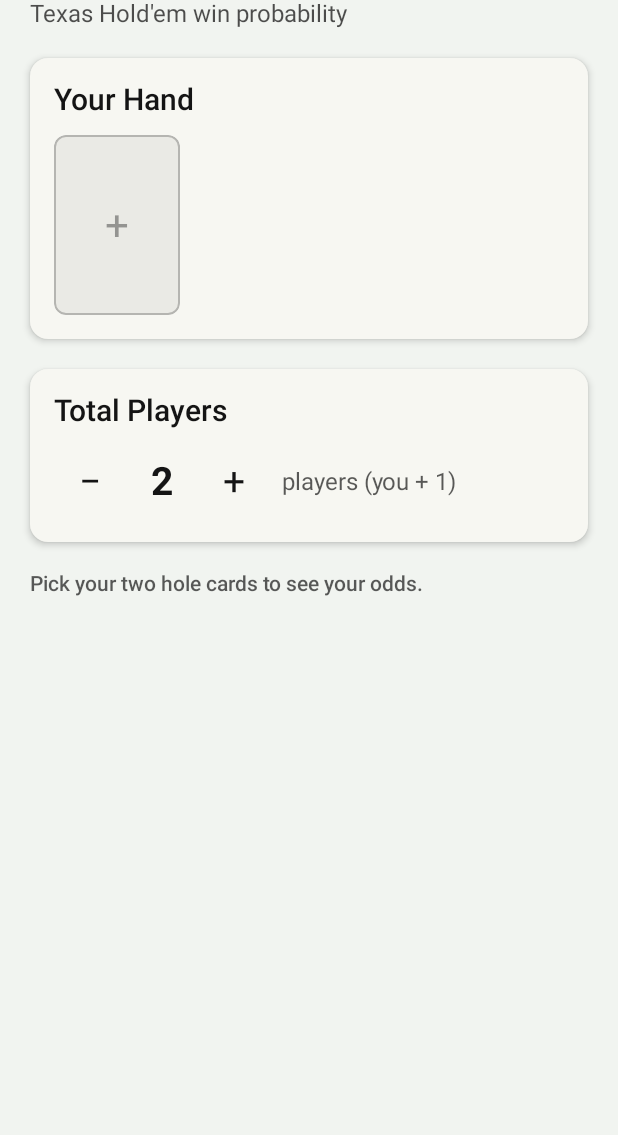
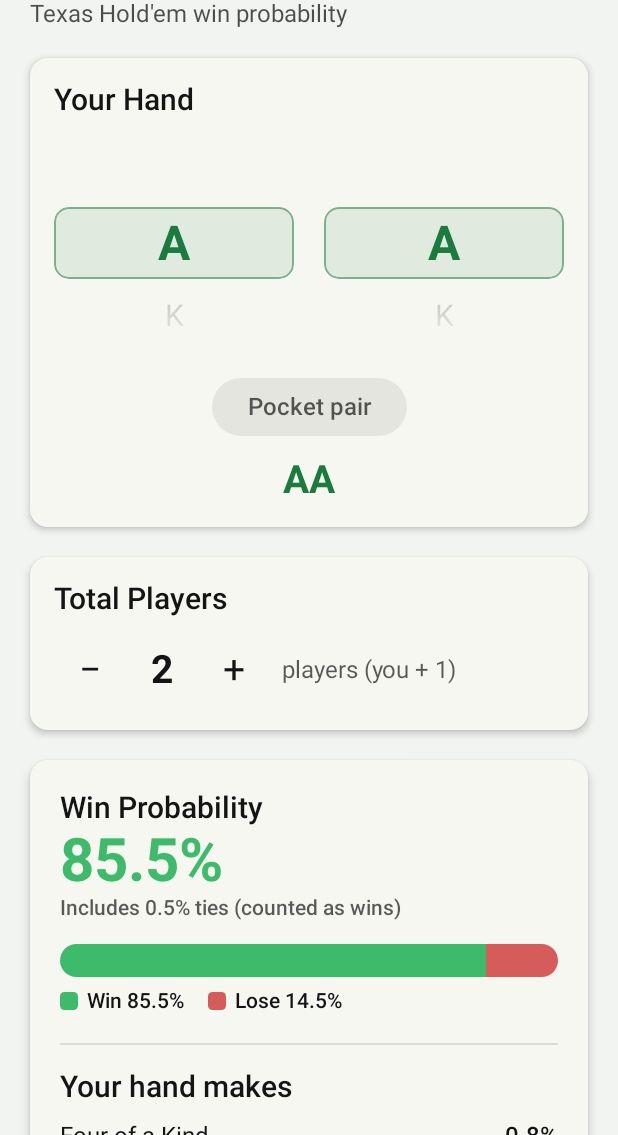
Before and after one commit to vtlinh/Poker-Stats, an Android app built with Jetpack Compose: the screen it shows after launch (MainActivity), on a phone screen of 412 x 824 dp, the part 101-1236 px from its top. Run offline under Robolectric (Android 15) with nearby library versions, the phone set to English and light mode, and no system bars.

Commit message:
Slot-machine rank wheels + suited/offsuit toggle for hand input
Replace the 52-card picker with two vertical, snap-scrolling rank wheels (like a
slot machine), defaulting to A / A (AA), plus a Suited/Offsuit toggle below them
(shown as "Pocket pair" when both ranks match). Since preflop equity depends
only on the two ranks and suited-ness, the ViewModel now holds rank1/rank2/suited
and looks up the canonical hand class directly. A hand is always selected, so the
result shows immediately with no empty state.

Co-Authored-By: Claude Opus 4.8 <noreply@anthropic.com>
Claude-Session: https://claude.ai/code/session_01D5xi7EShBRkmNiwZD8aWrQ

```diff
--- a/app/src/main/java/com/pokerstats/odds/ui/PokerScreen.kt
+++ b/app/src/main/java/com/pokerstats/odds/ui/PokerScreen.kt
@@ -1,24 +1,24 @@
 package com.pokerstats.odds.ui
 
-import androidx.compose.animation.animateContentSize
 import androidx.compose.foundation.background
 import androidx.compose.foundation.border
 import androidx.compose.foundation.clickable
+import androidx.compose.foundation.gestures.snapping.rememberSnapFlingBehavior
 import androidx.compose.foundation.layout.Arrangement
 import androidx.compose.foundation.layout.Box
 import androidx.compose.foundation.layout.Column
+import androidx.compose.foundation.layout.PaddingValues
 import androidx.compose.foundation.layout.Row
 import androidx.compose.foundation.layout.Spacer
-import androidx.compose.foundation.layout.aspectRatio
 import androidx.compose.foundation.layout.fillMaxSize
 import androidx.compose.foundation.layout.fillMaxWidth
 import androidx.compose.foundation.layout.height
 import androidx.compose.foundation.layout.padding
 import androidx.compose.foundation.layout.size
 import androidx.compose.foundation.layout.width
-import androidx.compose.foundation.lazy.grid.GridCells
-import androidx.compose.foundation.lazy.grid.LazyVerticalGrid
-import androidx.compose.foundation.lazy.grid.items
+import androidx.compose.foundation.lazy.LazyColumn
+import androidx.compose.foundation.lazy.itemsIndexed
+import androidx.compose.foundation.lazy.rememberLazyListState
 import androidx.compose.foundation.rememberScrollState
 import androidx.compose.foundation.shape.RoundedCornerShape
 import androidx.compose.foundation.verticalScroll
@@ -28,19 +28,18 @@ import androidx.compose.material3.CircularProgressIndicator
 import androidx.compose.material3.Divider
 import androidx.compose.material3.IconButton
 import androidx.compose.material3.MaterialTheme
-import androidx.compose.material3.OutlinedButton
 import androidx.compose.material3.Surface
 import androidx.compose.material3.Text
 import androidx.compose.material3.TextButton
 import androidx.compose.runtime.Composable
 import androidx.compose.runtime.LaunchedEffect
+import androidx.compose.runtime.derivedStateOf
 import androidx.compose.runtime.getValue
-import androidx.compose.runtime.mutableStateOf
 import androidx.compose.runtime.remember
-import androidx.compose.runtime.setValue
 import androidx.compose.ui.Alignment
 import androidx.compose.ui.Modifier
 import androidx.compose.ui.draw.clip
+import androidx.compose.ui.graphics.Brush
 import androidx.compose.ui.graphics.Color
 import androidx.compose.ui.platform.LocalContext
 import androidx.compose.ui.text.font.FontWeight
@@ -50,20 +49,16 @@ import androidx.compose.ui.unit.sp
 import androidx.lifecycle.compose.collectAsStateWithLifecycle
 import androidx.lifecycle.viewmodel.compose.viewModel
 import com.pokerstats.odds.data.PreflopEquity
-import com.pokerstats.odds.engine.Card as PlayingCard
 import com.pokerstats.odds.engine.HandCategory
-import com.pokerstats.odds.engine.Suit
-import com.pokerstats.odds.ui.theme.CardWhite
-import com.pokerstats.odds.ui.theme.ChipRed
-import com.pokerstats.odds.ui.theme.InkBlack
+import com.pokerstats.odds.engine.Rank
 import com.pokerstats.odds.ui.theme.LoseRed
 import com.pokerstats.odds.ui.theme.WinGreen
+import kotlin.math.abs
 
 @Composable
 fun PokerScreen(viewModel: PokerViewModel = viewModel()) {
     val state by viewModel.uiState.collectAsStateWithLifecycle()
     val context = LocalContext.current
-    var showPicker by remember { mutableStateOf(false) }
 
     LaunchedEffect(Unit) { viewModel.onStart() }
 
@@ -86,25 +81,35 @@ fun PokerScreen(viewModel: PokerViewModel = viewModel()) {
                 Header()
 
                 SectionCard(title = "Your Hand") {
-                    CardRow(
-                        cards = state.hole,
-                        onAdd = { showPicker = true },
-                        onRemove = viewModel::removeCard,
+                    Row(
+                        modifier = Modifier.fillMaxWidth(),
+                        horizontalArrangement = Arrangement.spacedBy(20.dp),
+                    ) {
+                        RankWheel(state.rank1, viewModel::setRank1, Modifier.weight(1f))
+                        RankWheel(state.rank2, viewModel::setRank2, Modifier.weight(1f))
+                    }
+
+                    Spacer(Modifier.height(18.dp))
+
+                    if (state.isPair) {
+                        InfoPill("Pocket pair")
+                    } else {
+                        SuitedToggle(suited = state.suited, onChange = viewModel::setSuited)
+                    }
+
+                    Spacer(Modifier.height(14.dp))
+                    Text(
+                        state.handClass,
+                        style = MaterialTheme.typography.headlineMedium,
+                        color = MaterialTheme.colorScheme.primary,
+                        fontWeight = FontWeight.Bold,
+                        modifier = Modifier.fillMaxWidth(),
+                        textAlign = TextAlign.Center,
                     )
                 }
 
                 SectionCard(title = "Total Players") {
                     PlayerStepper(state.totalPlayers, viewModel::setPlayers)
-                }
-
-                if (!state.heroComplete) {
-                    Text(
-                        "Pick your two hole cards to see your odds.",
-                        style = MaterialTheme.typography.labelLarge,
-                        color = MaterialTheme.colorScheme.onBackground.copy(alpha = 0.7f),
-                    )
-                } else {
-                    OutlinedButton(onClick = viewModel::reset) { Text("Clear hand") }
                 }
 
                 state.result?.let { ResultPanel(it) }
@@ -113,18 +118,143 @@ fun PokerScreen(viewModel: PokerViewModel = viewModel()) {
             }
         }
     }
+}
 
-    if (showPicker) {
-        CardPickerDialog(
-            used = state.usedCards,
-            onPick = { card ->
-                viewModel.addCard(card)
-                if (state.hole.size + 1 >= 2) showPicker = false
-            },
-            onDismiss = { showPicker = false },
+// --- rank wheel ------------------------------------------------------------
+
+@Composable
+private fun RankWheel(
+    selected: Rank,
+    onSelected: (Rank) -> Unit,
+    modifier: Modifier = Modifier,
+) {
+    val ranks = remember { Rank.entries.sortedByDescending { it.value } } // A..2
+    val itemHeight = 48.dp
+    val listState = rememberLazyListState(
+        initialFirstVisibleItemIndex = ranks.indexOf(selected).coerceAtLeast(0),
+    )
+    val fling = rememberSnapFlingBehavior(lazyListState = listState)
+
+    val centerIndex by remember {
+        derivedStateOf {
+            val info = listState.layoutInfo
+            val items = info.visibleItemsInfo
+            if (items.isEmpty()) {
+                ranks.indexOf(selected).coerceAtLeast(0)
+            } else {
+                val center = (info.viewportStartOffset + info.viewportEndOffset) / 2f
+                items.minByOrNull { abs((it.offset + it.size / 2f) - center) }!!.index
+            }
+        }
+    }
+
+    // Report the centered rank once the wheel settles.
+    LaunchedEffect(centerIndex, listState.isScrollInProgress) {
+        if (!listState.isScrollInProgress) {
+            ranks.getOrNull(centerIndex)?.let { if (it != selected) onSelected(it) }
+        }
+    }
+
+    val surface = MaterialTheme.colorScheme.surface
+    Box(modifier = modifier.height(itemHeight * 3), contentAlignment = Alignment.Center) {
+        // Selection window highlight.
+        Box(
+            Modifier
+                .fillMaxWidth()
+                .height(itemHeight)
+                .clip(RoundedCornerShape(10.dp))
+                .background(MaterialTheme.colorScheme.primary.copy(alpha = 0.10f))
+                .border(
+                    1.dp,
+                    MaterialTheme.colorScheme.primary.copy(alpha = 0.5f),
+                    RoundedCornerShape(10.dp),
+                ),
+        )
+        LazyColumn(
+            state = listState,
+            flingBehavior = fling,
+            horizontalAlignment = Alignment.CenterHorizontally,
+            contentPadding = PaddingValues(vertical = itemHeight),
+            modifier = Modifier.fillMaxSize(),
+        ) {
+            itemsIndexed(ranks) { index, rank ->
+                val isCenter = index == centerIndex
+                Box(
+                    Modifier.height(itemHeight).fillMaxWidth(),
+                    contentAlignment = Alignment.Center,
+                ) {
+                    Text(
+                        rank.symbol,
+                        fontSize = if (isCenter) 32.sp else 20.sp,
+                        fontWeight = if (isCenter) FontWeight.Bold else FontWeight.Normal,
+                        color = if (isCenter) {
+                            MaterialTheme.colorScheme.primary
+                        } else {
+                            MaterialTheme.colorScheme.onSurface.copy(alpha = 0.3f)
+                        },
+                    )
+                }
+            }
+        }
+        // Top & bottom fades for the slot-machine look.
+        Box(
+            Modifier.align(Alignment.TopCenter).fillMaxWidth().height(itemHeight)
+                .background(Brush.verticalGradient(listOf(surface, surface.copy(alpha = 0f)))),
+        )
+        Box(
+            Modifier.align(Alignment.BottomCenter).fillMaxWidth().height(itemHeight)
+                .background(Brush.verticalGradient(listOf(surface.copy(alpha = 0f), surface))),
         )
     }
 }
+
+@Composable
+private fun SuitedToggle(suited: Boolean, onChange: (Boolean) -> Unit) {
+    Row(
+        modifier = Modifier.fillMaxWidth(),
+        horizontalArrangement = Arrangement.Center,
+    ) {
+        TogglePill("Suited", selected = suited) { onChange(true) }
+        Spacer(Modifier.width(10.dp))
+        TogglePill("Offsuit", selected = !suited) { onChange(false) }
+    }
+}
+
+@Composable
+private fun TogglePill(label: String, selected: Boolean, onClick: () -> Unit) {
+    val bg = if (selected) MaterialTheme.colorScheme.primary
+    else MaterialTheme.colorScheme.onSurface.copy(alpha = 0.08f)
+    val fg = if (selected) MaterialTheme.colorScheme.onPrimary else MaterialTheme.colorScheme.onSurface
+    Box(
+        Modifier
+            .clip(RoundedCornerShape(999.dp))
+            .background(bg)
+            .clickable(onClick = onClick)
+            .padding(horizontal = 24.dp, vertical = 10.dp),
+    ) {
+        Text(label, color = fg, fontWeight = FontWeight.SemiBold)
+    }
+}
+
+@Composable
+private fun InfoPill(label: String) {
+    Box(Modifier.fillMaxWidth(), contentAlignment = Alignment.Center) {
+        Box(
+            Modifier
+                .clip(RoundedCornerShape(999.dp))
+                .background(MaterialTheme.colorScheme.onSurface.copy(alpha = 0.08f))
+                .padding(horizontal = 24.dp, vertical = 10.dp),
+        ) {
+            Text(
+                label,
+                color = MaterialTheme.colorScheme.onSurface.copy(alpha = 0.7f),
+                fontWeight = FontWeight.SemiBold,
+            )
+        }
+    }
+}
+
+// --- update banner ---------------------------------------------------------
 
 @Composable
 private fun UpdateBanner(
@@ -208,65 +338,6 @@ private fun SectionCard(title: String, content: @Composable () -> Unit) {
             )
             content()
         }
-    }
-}
-
-@Composable
-private fun CardRow(
-    cards: List<PlayingCard>,
-    onAdd: () -> Unit,
-    onRemove: (PlayingCard) -> Unit,
-) {
-    Row(
-        modifier = Modifier.fillMaxWidth().animateContentSize(),
-        horizontalArrangement = Arrangement.spacedBy(10.dp),
-    ) {
-        cards.forEach { card ->
-            PlayingCardView(
-                card = card,
-                modifier = Modifier.width(84.dp).clickable { onRemove(card) },
-            )
-        }
-        if (cards.size < 2) {
-            EmptySlot(modifier = Modifier.width(84.dp).clickable { onAdd() })
-        }
-        Spacer(Modifier.weight(1f))
-    }
-}
-
-@Composable
-private fun PlayingCardView(card: PlayingCard, modifier: Modifier = Modifier) {
-    val suitColor = if (card.suit.isRed) ChipRed else InkBlack
-    Box(
-        modifier = modifier
-            .aspectRatio(0.7f)
-            .clip(RoundedCornerShape(8.dp))
-            .background(CardWhite)
-            .border(1.dp, Color(0x33000000), RoundedCornerShape(8.dp)),
-        contentAlignment = Alignment.Center,
-    ) {
-        Column(horizontalAlignment = Alignment.CenterHorizontally) {
-            Text(card.rank.symbol, color = suitColor, fontWeight = FontWeight.Bold, fontSize = 26.sp)
-            Text(card.suit.glyph, color = suitColor, fontSize = 24.sp)
-        }
-    }
-}
-
-@Composable
-private fun EmptySlot(modifier: Modifier = Modifier) {
-    Box(
-        modifier = modifier
-            .aspectRatio(0.7f)
-            .clip(RoundedCornerShape(8.dp))
-            .background(MaterialTheme.colorScheme.onSurface.copy(alpha = 0.06f))
-            .border(
-                1.dp,
-                MaterialTheme.colorScheme.onSurface.copy(alpha = 0.25f),
-                RoundedCornerShape(8.dp),
-            ),
-        contentAlignment = Alignment.Center,
-    ) {
-        Text("+", fontSize = 28.sp, color = MaterialTheme.colorScheme.onSurface.copy(alpha = 0.4f))
     }
 }
 
@@ -412,69 +483,3 @@ private fun CategoryRow(category: HandCategory, percent: Double) {
         }
     }
 }
-
-@Composable
-private fun CardPickerDialog(
-    used: Set<PlayingCard>,
-    onPick: (PlayingCard) -> Unit,
-    onDismiss: () -> Unit,
-) {
-    androidx.compose.ui.window.Dialog(onDismissRequest = onDismiss) {
-        Card(
-            colors = CardDefaults.cardColors(containerColor = MaterialTheme.colorScheme.surface),
-            shape = RoundedCornerShape(16.dp),
-        ) {
-            Column(Modifier.padding(16.dp)) {
-                Text(
-                    "Select a card",
-                    style = MaterialTheme.typography.titleLarge,
-                    color = MaterialTheme.colorScheme.onSurface,
-                    modifier = Modifier.padding(bottom = 12.dp),
-                )
-                LazyVerticalGrid(
-                    columns = GridCells.Fixed(Suit.entries.size),
-                    horizontalArrangement = Arrangement.spacedBy(6.dp),
-                    verticalArrangement = Arrangement.spacedBy(6.dp),
-                    modifier = Modifier.height(420.dp),
-                ) {
-                    items(PlayingCard.FULL_DECK) { card ->
-                        val disabled = used.contains(card)
-                        PickerCell(card, disabled) { if (!disabled) onPick(card) }
-                    }
-                }
-                Spacer(Modifier.height(8.dp))
-                TextButton(onClick = onDismiss, modifier = Modifier.align(Alignment.End)) {
-                    Text("Done")
-                }
-            }
-        }
-    }
-}
-
-@Composable
-private fun PickerCell(card: PlayingCard, disabled: Boolean, onClick: () -> Unit) {
-    val suitColor = if (card.suit.isRed) ChipRed else InkBlack
-    Box(
-        modifier = Modifier
-            .aspectRatio(0.72f)
-            .clip(RoundedCornerShape(6.dp))
-            .background(if (disabled) Color(0xFFBDBDBD) else CardWhite)
-            .border(1.dp, Color(0x22000000), RoundedCornerShape(6.dp))
-            .clickable(enabled = !disabled, onClick = onClick),
-        contentAlignment = Alignment.Center,
-    ) {
-        Column(horizontalAlignment = Alignment.CenterHorizontally) {
-            Text(
-                card.rank.symbol,
-                color = if (disabled) Color(0x55000000) else suitColor,
-                fontWeight = FontWeight.Bold,
-                fontSize = 16.sp,
-            )
-            Text(
-                card.suit.glyph,
-                color = if (disabled) Color(0x55000000) else suitColor,
-                fontSize = 14.sp,
-            )
-        }
-    }
-}
--- a/app/src/main/java/com/pokerstats/odds/ui/PokerViewModel.kt
+++ b/app/src/main/java/com/pokerstats/odds/ui/PokerViewModel.kt
@@ -6,6 +6,7 @@ import androidx.lifecycle.AndroidViewModel
 import androidx.lifecycle.viewModelScope
 import com.pokerstats.odds.data.EquityDatabase
 import com.pokerstats.odds.data.PreflopEquity
+import com.pokerstats.odds.engine.Rank
 import com.pokerstats.odds.update.UpdateInfo
 import com.pokerstats.odds.update.UpdateManager
 import kotlinx.coroutines.Dispatchers
@@ -31,15 +32,30 @@ data class UpdateUiState(
     val showBanner: Boolean get() = available != null && !dismissed
 }
 
-/** Immutable snapshot of the calculator screen. */
+/**
+ * Immutable snapshot of the calculator screen.
+ *
+ * Preflop equity depends only on the two ranks and whether they are suited, so
+ * the input is two ranks plus a suited flag rather than concrete cards.
+ */
 data class PokerUiState(
-    val hole: List<com.pokerstats.odds.engine.Card> = emptyList(),
+    val rank1: Rank = Rank.ACE,
+    val rank2: Rank = Rank.ACE,
+    val suited: Boolean = false,
     val totalPlayers: Int = MIN_PLAYERS,
     val result: PreflopEquity? = null,
     val update: UpdateUiState = UpdateUiState(),
 ) {
-    val usedCards: Set<com.pokerstats.odds.engine.Card> get() = hole.toSet()
-    val heroComplete: Boolean get() = hole.size == 2
+    val isPair: Boolean get() = rank1 == rank2
+
+    /** Canonical starting-hand key, e.g. "AA", "AKs", "AKo" (higher rank first). */
+    val handClass: String
+        get() {
+            if (rank1 == rank2) return "${rank1.symbol}${rank2.symbol}"
+            val hi = if (rank1.value >= rank2.value) rank1 else rank2
+            val lo = if (rank1.value >= rank2.value) rank2 else rank1
+            return "${hi.symbol}${lo.symbol}${if (suited) "s" else "o"}"
+        }
 }
 
 class PokerViewModel(app: Application) : AndroidViewModel(app) {
@@ -49,18 +65,24 @@ class PokerViewModel(app: Application) : AndroidViewModel(app) {
     private val _uiState = MutableStateFlow(PokerUiState())
     val uiState: StateFlow<PokerUiState> = _uiState.asStateFlow()
 
-    // --- calculator --------------------------------------------------------
-
-    fun addCard(card: com.pokerstats.odds.engine.Card) {
-        _uiState.update { state ->
-            if (state.hole.size >= 2 || state.usedCards.contains(card)) state
-            else state.copy(hole = state.hole + card)
-        }
+    init {
         refreshResult()
     }
 
-    fun removeCard(card: com.pokerstats.odds.engine.Card) {
-        _uiState.update { it.copy(hole = it.hole - card) }
+    // --- calculator --------------------------------------------------------
+
+    fun setRank1(rank: Rank) {
+        _uiState.update { it.copy(rank1 = rank) }
+        refreshResult()
+    }
+
+    fun setRank2(rank: Rank) {
+        _uiState.update { it.copy(rank2 = rank) }
+        refreshResult()
+    }
+
+    fun setSuited(suited: Boolean) {
+        _uiState.update { it.copy(suited = suited) }
         refreshResult()
     }
 
@@ -69,24 +91,14 @@ class PokerViewModel(app: Application) : AndroidViewModel(app) {
         refreshResult()
     }
 
-    fun reset() {
-        _uiState.update { it.copy(hole = emptyList(), result = null) }
-    }
-
     private fun refreshResult() {
-        val state = _uiState.value
-        if (state.hole.size != 2) {
-            if (state.result != null) _uiState.update { it.copy(result = null) }
-            return
-        }
-        val a = state.hole[0]
-        val b = state.hole[1]
-        val players = state.totalPlayers
+        val handClass = _uiState.value.handClass
+        val players = _uiState.value.totalPlayers
         viewModelScope.launch {
-            val equity = withContext(Dispatchers.IO) { equityDb.lookup(a, b, players) }
+            val equity = withContext(Dispatchers.IO) { equityDb.lookup(handClass, players) }
             // Ignore stale lookups if the hand changed while querying.
             _uiState.update { cur ->
-                if (cur.hole == listOf(a, b) && cur.totalPlayers == players) cur.copy(result = equity)
+                if (cur.handClass == handClass && cur.totalPlayers == players) cur.copy(result = equity)
                 else cur
             }
         }
```
